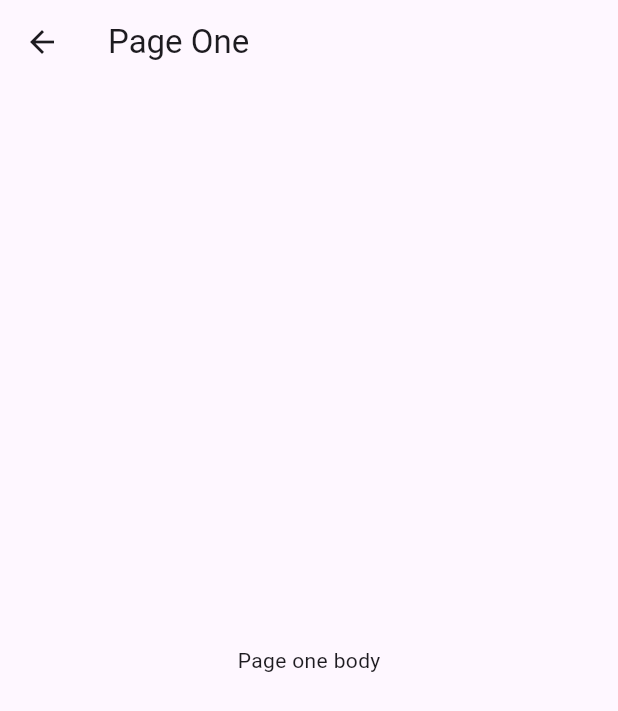
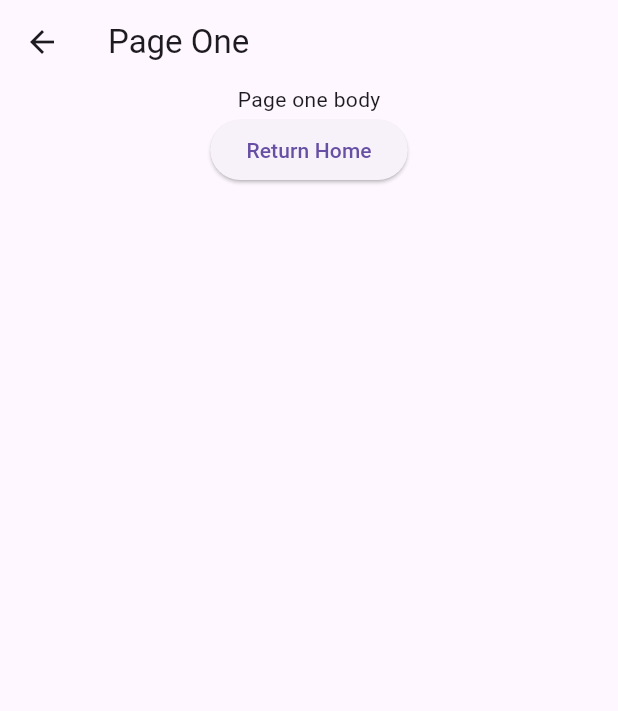
Before and after one commit to arielccjr/MobileApp-workbook, a Flutter app: the screen it shows after launch, after a tap on "Page One", on a phone screen of 412 x 824 dp. Shown: the top 711 px of the screen. Run offline on Flutter 3.47's test engine with Material 3 defaults, Android fonts, the phone set to English and light mode, and no system bars.

Commit message:
Week 05 Nav Demo End

```diff
--- a/week_05_navigation_demo/lib/pages/home.dart
+++ b/week_05_navigation_demo/lib/pages/home.dart
@@ -1,8 +1,16 @@
 import 'package:flutter/material.dart';
 import 'package:week_05_navigation_demo/pages/page_one.dart';
+import 'package:week_05_navigation_demo/pages/page_two.dart';
 
-class Home extends StatelessWidget {
+class Home extends StatefulWidget {
   const Home({super.key});
+
+  @override
+  State<StatefulWidget> createState() => _HomeState();
+}
+
+class _HomeState extends State<Home> {
+  String returnMessage = '';
 
   @override
   Widget build(BuildContext context) {
@@ -14,19 +22,30 @@ class Home extends StatelessWidget {
         child: Column(
           children: [
             ElevatedButton(
-              onPressed: () {
-                Navigator.of(context).push(
+              onPressed: () async {
+                final message = await Navigator.of(context).push(
                   MaterialPageRoute(
                     builder: (context) => PageOne(),
                   ),
                 );
+
+                setState(() {
+                  returnMessage = message;
+                });
               },
               child: const Text('Page One'),
             ),
             ElevatedButton(
-              onPressed: () {},
+              onPressed: () {
+                Navigator.of(context).push(
+                  MaterialPageRoute(
+                    builder: (context) => PageTwo(),
+                  ),
+                );
+              },
               child: const Text('Page Two'),
             ),
+            Text('Return msg is: $returnMessage'),
           ],
         ),
       ),
--- a/week_05_navigation_demo/lib/pages/page_one.dart
+++ b/week_05_navigation_demo/lib/pages/page_one.dart
@@ -7,10 +7,26 @@ class PageOne extends StatelessWidget {
   Widget build(BuildContext context) {
     return Scaffold(
       appBar: AppBar(
+        leading: IconButton(
+          onPressed: () {
+            Navigator.of(context).pop<String>('Return from appBar');
+          },
+          icon: const Icon(Icons.arrow_back),
+        ),
         title: const Text('Page One'),
       ),
-      body: const Center(
-        child: Text('Page one body'),
+      body: Center(
+        child: Column(
+          children: [
+            const Text('Page one body'),
+            ElevatedButton(
+              onPressed: () {
+                Navigator.of(context).pop<String>('Return from button');
+              },
+              child: const Text('Return Home'),
+            ),
+          ],
+        ),
       ),
     );
   }
```
Also changed, not shown: week_05_navigation_demo/lib/pages/page_two.dart (+17 -0 lines).
